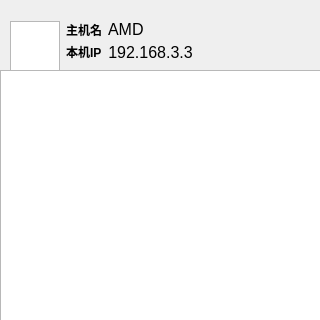
This is woniu.ui in shuzibanshou/woniu as Qt 5 draws it before an edit; both pictures show x 0 to 320 and y 0 to 320 of the 320 by 544 pixel window. The edited form follows.
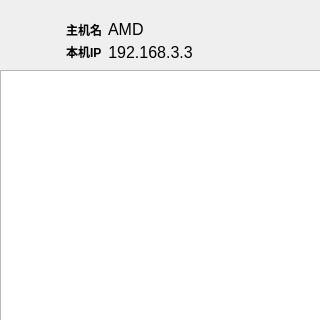
This is the edited form.

Patch:
```diff
--- a/woniu.ui
+++ b/woniu.ui
@@ -31,16 +31,7 @@
       <number>10</number>
      </property>
      <item>
-      <widget class="QGraphicsView" name="graphicsView">
-       <property name="enabled">
-        <bool>true</bool>
-       </property>
-       <property name="sizePolicy">
-        <sizepolicy hsizetype="Expanding" vsizetype="Expanding">
-         <horstretch>0</horstretch>
-         <verstretch>0</verstretch>
-        </sizepolicy>
-       </property>
+      <widget class="QLabel" name="sysIcon">
        <property name="minimumSize">
         <size>
          <width>50</width>
@@ -53,6 +44,9 @@
          <height>50</height>
         </size>
        </property>
+       <property name="text">
+        <string/>
+       </property>
       </widget>
      </item>
      <item>
```
